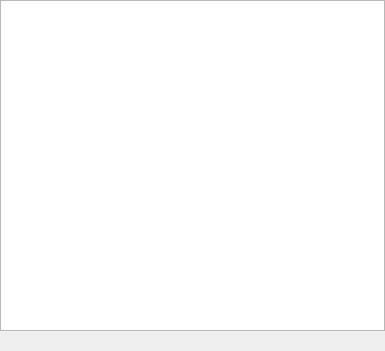
Qt form src/plugins/lmp/playlistwidget.ui (0xd34df00d/leechcraft) before a commit.
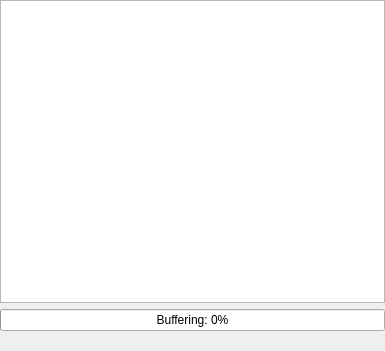
The same form after that commit.

Commit message: LMP: buffer status indicator.

Diff of the .ui file:
```diff
--- a/src/plugins/lmp/playlistwidget.ui
+++ b/src/plugins/lmp/playlistwidget.ui
@@ -51,6 +51,16 @@
      </property>
     </widget>
    </item>
+   <item>
+    <widget class="QProgressBar" name="BufferProgress_">
+     <property name="value">
+      <number>0</number>
+     </property>
+     <property name="format">
+      <string>Buffering: %p%</string>
+     </property>
+    </widget>
+   </item>
    <item>
     <widget class="QLabel" name="StatsLabel_">
      <property name="text">
```
The commit also changes 4 other files.
